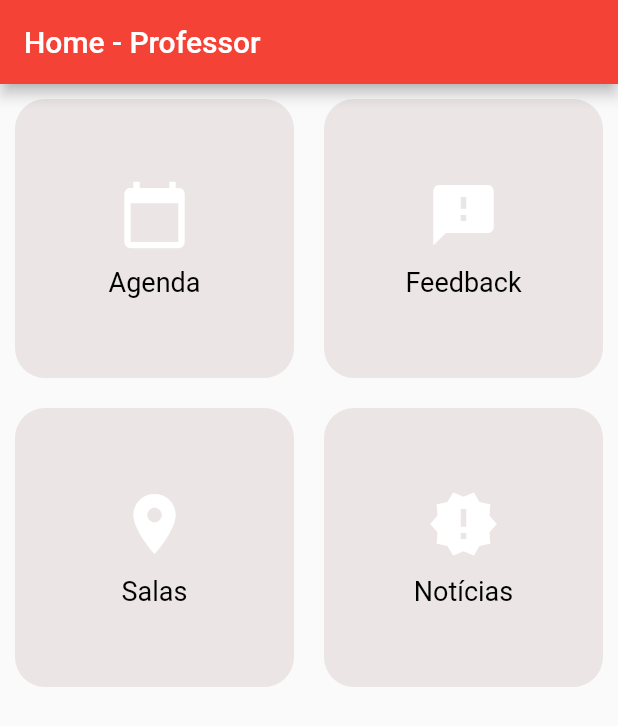
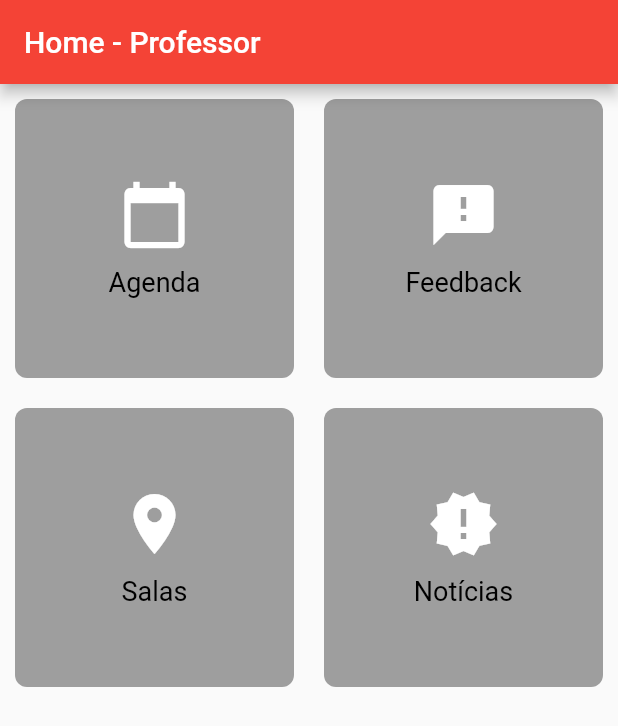
Before and after one commit to kauamoreno/agendamentos, a Flutter app: the UserHome screen opened by its route, on a phone screen of 412 x 824 dp. Shown: the top 726 px of the screen. Run offline on Flutter 3.47's test engine with Material 2 defaults, Android fonts, the phone set to English and light mode, and no system bars; our stand-ins replace auto_size_text, cloud_firestore, date_picker_timeline, firebase_auth, firebase_core, get and 1 more; accounts and stored records are empty; generated files the repository leaves out were written again; network calls fail.

Commit message:
:ok_hand: style: alterando rotas no gerenciamento na homeAdm

```diff
--- a/lib/App.dart
+++ b/lib/App.dart
@@ -11,7 +11,7 @@ import 'package:flutter/material.dart';
 import 'package:flutter/services.dart';
 import './views/pages/Relatorios.dart';
 import 'views/pages/Agenda/Calendario.dart';
-
+import 'package:agendamentos/views/pages/Tela_Escolha_Gerenciamento.dart';
 class App extends StatelessWidget {
   const App({super.key});
 
@@ -33,6 +33,7 @@ class App extends StatelessWidget {
         '/userHome':(context) => const UserHome(),
         '/admHome':(context) => const AdmHome(),
         '/relatorio': (context) => RelatoriosPage(),
+        '/escolhaDeGerenciamento': (context) => TelaEscolhaGerenciamento(),
         '/gerenciarProfessores': (context) => const GerenciarProf(),
         '/gerenciarSalas': (context) => const GerenciaSala(),
         '/calendario': (context) => const Calendario(),
--- a/lib/views/components/botoes_homes.dart
+++ b/lib/views/components/botoes_homes.dart
@@ -1,8 +1,7 @@
 import 'package:flutter/material.dart';
 import 'CustomAppBar.dart';
 
-BotoesHome(BuildContext context, String text, IconData icon, Color color,
-    String route) {
+BotoesHome(BuildContext context, String text, IconData icon, Color color, String route) {
   return GestureDetector(
     onTap: () {
       if (route == '/feedback') {
@@ -15,7 +14,7 @@ BotoesHome(BuildContext context, String text, IconData icon, Color color,
       margin: EdgeInsets.all(10.0),
       decoration: BoxDecoration(
         color: color,
-        borderRadius: BorderRadius.circular(20.0),
+        borderRadius: BorderRadius.circular(8.0),
       ),
       child: Column(
         mainAxisAlignment: MainAxisAlignment.center,
--- a/lib/views/pages/Agenda/Calendario.dart
+++ b/lib/views/pages/Agenda/Calendario.dart
@@ -46,7 +46,7 @@ class _CalendarioState extends State<Calendario> {
         width: MediaQuery.of(context).size.width * 0.9,
         color: fechar == true ? Colors.red : clr,
         decoration: BoxDecoration(
-          //PAREI AQUI 45:00
+
         ),
       ),
     );
--- a/lib/views/pages/GerenciarSalas.dart
+++ b/lib/views/pages/GerenciarSalas.dart
@@ -1,5 +1,4 @@
 import 'package:flutter/material.dart';
-
 import '../components/CustomAppBar.dart';
 import '../components/TextFieldComponent.dart';
 import '../components/Texto.dart';
--- a/lib/views/pages/Home/UserHome.dart
+++ b/lib/views/pages/Home/UserHome.dart
@@ -18,14 +18,10 @@ class _UserHomeState extends State<UserHome> {
         child: GridView.count(
           crossAxisCount: 2, // 2 colunas
           children: [
-            BotoesHome(context, 'Agenda', Icons.calendar_today,
-                const Color.fromARGB(255, 235, 229, 229), '/calendario'),
-            BotoesHome(context, 'Feedback', Icons.feedback,
-                const Color.fromARGB(255, 235, 229, 229), '/feedback'),
-            BotoesHome(context, 'Salas', Icons.room,
-                const Color.fromARGB(255, 235, 229, 229), '/telaSalas'),
-            BotoesHome(context, 'Notícias', Icons.new_releases,
-                const Color.fromARGB(255, 235, 229, 229), '/noticias'),
+            BotoesHome(context, 'Agenda', Icons.calendar_today,Colors.grey, '/calendario'),
+            BotoesHome(context, 'Feedback', Icons.feedback,Colors.grey, '/feedback'),
+            BotoesHome(context, 'Salas', Icons.room,Colors.grey, '/telaSalas'),
+            BotoesHome(context, 'Notícias', Icons.new_releases,Colors.grey, '/noticias'),
           ],
         ),
       ),
```
Also changed, not shown: lib/views/pages/Home/AdmHome.dart (+5 -12 lines), lib/views/pages/Tela_Escolha_Gerenciamento.dart (added, +37 -0 lines).
